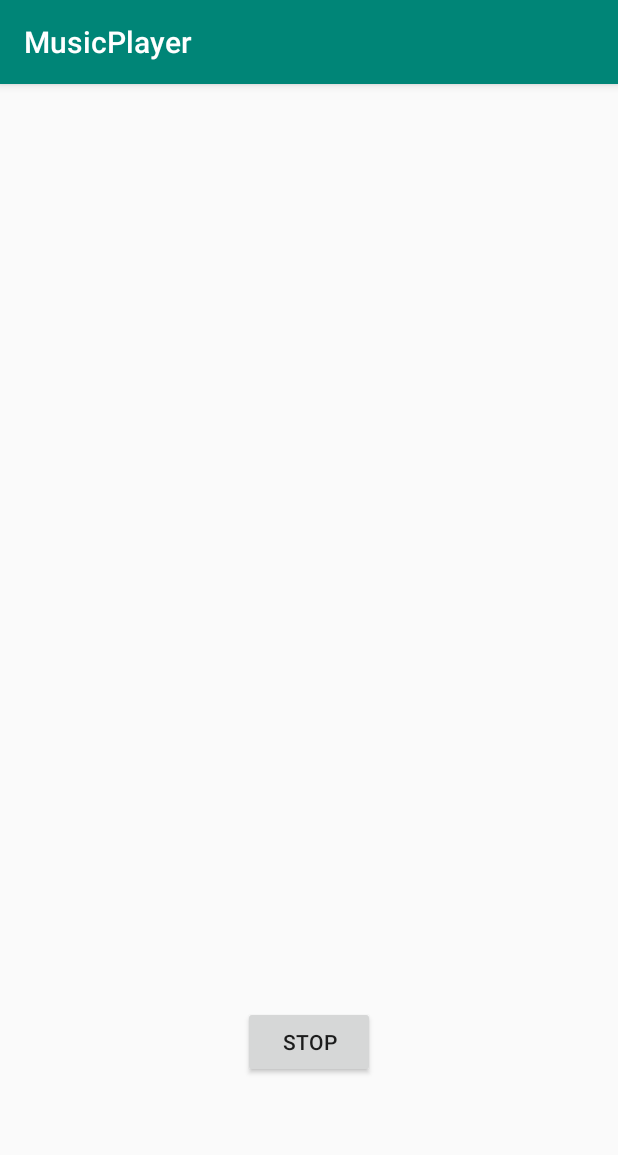
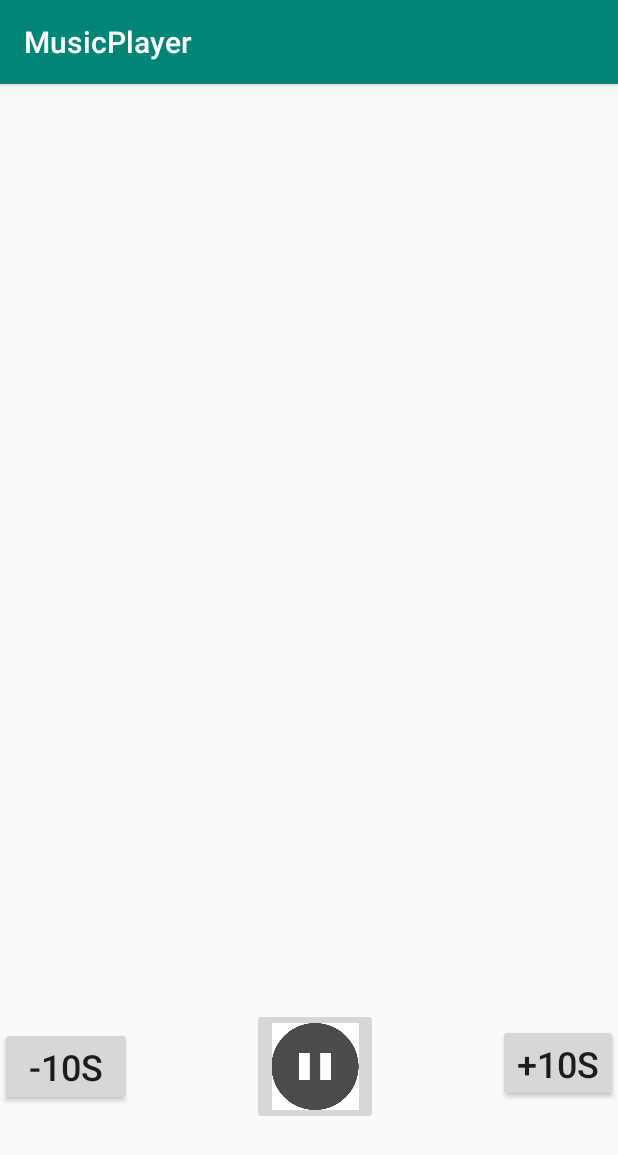
Before and after one commit to Nekokojpn/MusicPlayer, an Android app: the PlayerActivity screen opened directly, with no data from a screen before it, on a phone screen of 412 x 824 dp. Shown: the top 1155 px of the screen. Run offline under Robolectric (Android 15) with nearby library versions, the light colour scheme and no system bars; pictures from the network do not load.

Commit message:
Change a little

```diff
--- a/app/src/main/java/com/example/musicplayer/AsyncImage.kt
+++ b/app/src/main/java/com/example/musicplayer/AsyncImage.kt
@@ -29,7 +29,6 @@ class AsyncImage : AsyncTask<String, Int, Bitmap> {
             urlConnection.instanceFollowRedirects = false
             urlConnection.connect()
             var i = urlConnection.responseCode
-            //val br = BufferedReader(InputStreamReader(urlConnection!!.inputStream))
 
             if(i == HttpURLConnection.HTTP_OK){
                 var inp =urlConnection.inputStream
--- a/app/src/main/java/com/example/musicplayer/PlayerActivity.kt
+++ b/app/src/main/java/com/example/musicplayer/PlayerActivity.kt
@@ -14,22 +14,29 @@ class PlayerActivity : AppCompatActivity() {
         title_view.text = intent.getStringExtra("title")
         var mp: MediaPlayer? = null
         var b = true
+
         play_btn.setOnClickListener {
             if(b) {
                 if (mp != null)
-                    mp!!.stop()
+                    mp!!.pause()
                 mp = AsyncMp(intent.getStringExtra("path")).execute().get()
                 mp!!.start()
                 b = false
-                play_btn.text = "STOP"
+                play_btn.setImageResource(R.drawable.stopbtn)
             }
             else{
                 if (mp != null)
-                    mp!!.stop()
+                    mp!!.pause()
                 b = true
-                play_btn.text = "PLAY"
+                play_btn.setImageResource(R.drawable.playbtn)
             }
         }
         play_btn.performClick()
+        minus.setOnClickListener {
+            mp!!.seekTo(mp!!.currentPosition - 10000)
+        }
+        plus.setOnClickListener {
+            mp!!.seekTo(mp!!.currentPosition + 10000)
+        }
     }
 }
--- a/app/src/main/res/layout/activity_player.xml
+++ b/app/src/main/res/layout/activity_player.xml
@@ -17,24 +17,45 @@
             app:layout_constraintTop_toTopOf="parent"
             tools:srcCompat="@tools:sample/avatars" />
 
-    <Button
-            android:id="@+id/play_btn"
-            android:layout_width="wrap_content"
-            android:layout_height="wrap_content"
-            android:text="@string/play"
-            app:layout_constraintBottom_toBottomOf="parent"
-            app:layout_constraintEnd_toEndOf="parent"
-            app:layout_constraintStart_toStartOf="parent"
-            app:layout_constraintTop_toBottomOf="@+id/thumb" />
-
     <TextView
             android:id="@+id/title_view"
             android:layout_width="wrap_content"
             android:layout_height="wrap_content"
             android:textSize="24sp"
-            app:layout_constraintBottom_toTopOf="@+id/play_btn"
             app:layout_constraintEnd_toEndOf="parent"
             app:layout_constraintStart_toStartOf="parent"
             app:layout_constraintTop_toBottomOf="@+id/thumb" />
 
+    <ImageButton
+            android:id="@+id/play_btn"
+            android:layout_width="84dp"
+            android:layout_height="78dp"
+            android:scaleType="fitCenter"
+            app:layout_constraintBottom_toBottomOf="parent"
+            app:layout_constraintEnd_toStartOf="@+id/plus"
+            app:layout_constraintStart_toEndOf="@+id/minus"
+            app:layout_constraintTop_toBottomOf="@+id/title_view"
+            app:srcCompat="@drawable/playbtn" />
+
+    <Button
+            android:id="@+id/minus"
+            android:layout_width="wrap_content"
+            android:layout_height="wrap_content"
+            android:text="-10s"
+            android:textSize="24sp"
+            app:layout_constraintBottom_toBottomOf="parent"
+            app:layout_constraintStart_toStartOf="parent"
+            app:layout_constraintTop_toBottomOf="@+id/title_view" />
+
+    <Button
+            android:id="@+id/plus"
+            android:layout_width="80dp"
+            android:layout_height="52dp"
+            android:text="+10s"
+            android:textSize="24sp"
+            app:layout_constraintBottom_toBottomOf="parent"
+            app:layout_constraintEnd_toEndOf="parent"
+            app:layout_constraintTop_toBottomOf="@+id/title_view"
+            app:layout_constraintVertical_bias="0.49" />
+
 </androidx.constraintlayout.widget.ConstraintLayout>
```
Also changed, not shown: app/src/main/java/com/example/musicplayer/MainActivity.kt (+13 -6 lines), app/src/main/res/layout/activity_main.xml (+14 -9 lines), app/src/main/res/drawable/hatibuonpu.jpg (added), app/src/main/res/drawable/playbtn.jpeg (added), app/src/main/res/drawable/stopbtn.jpeg (added).
